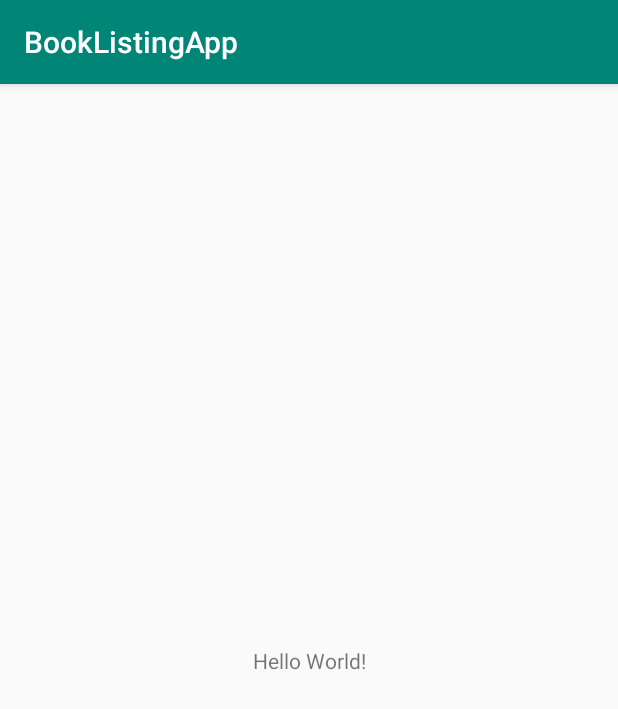
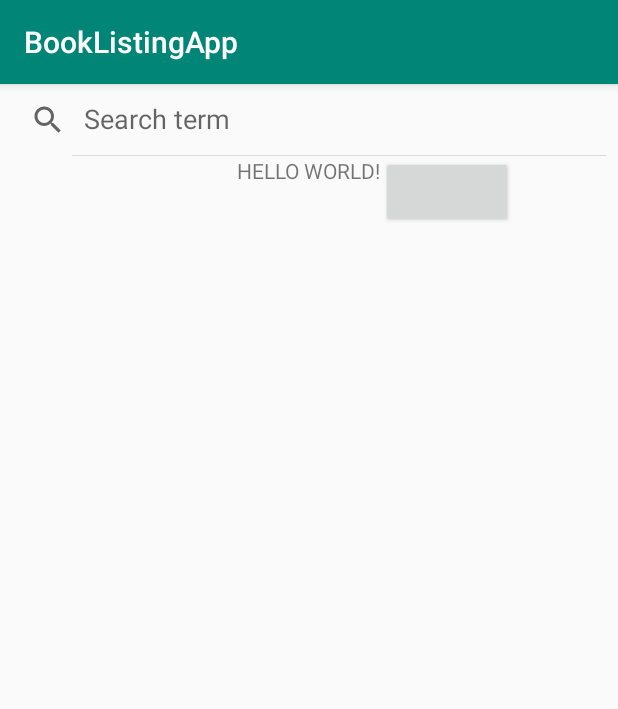
Before and after one commit to EmmanuelHmar/BookListingApp, an Android app: the screen it shows after launch (MainActivity), on a phone screen of 412 x 824 dp. Shown: the top 709 px of the screen. Run offline under Robolectric (Android 15) with nearby library versions, the phone set to English and light mode, and no system bars.

```diff
--- a/app/src/main/java/com/emmanuelhmar/booklistingapp/MainActivity.java
+++ b/app/src/main/java/com/emmanuelhmar/booklistingapp/MainActivity.java
@@ -1,13 +1,32 @@
 package com.emmanuelhmar.booklistingapp;
 
+import android.os.AsyncTask;
+import android.os.Bundle;
 import android.support.v7.app.AppCompatActivity;
-import android.os.Bundle;
+import android.widget.ListView;
+
+import java.util.List;
 
 public class MainActivity extends AppCompatActivity {
+    private final String JSON_URL = "https://www.googleapis.com/books/v1/volumes?q=android&maxResults=1";
 
     @Override
     protected void onCreate(Bundle savedInstanceState) {
         super.onCreate(savedInstanceState);
         setContentView(R.layout.activity_main);
+
+        ListView listView = findViewById(R.id.list_item);
+
+
+
     }
+
+    private static class BookAsyncTask extends AsyncTask<String, Void, List<Book>> {
+        @Override
+        protected List<Book> doInBackground(String... strings) {
+
+            return QueryUtils.fetchBookData(strings[0]);
+        }
+    }
+
 }
--- a/app/src/main/res/layout/activity_main.xml
+++ b/app/src/main/res/layout/activity_main.xml
@@ -7,12 +7,33 @@
     tools:context=".MainActivity">
 
     <TextView
+        android:id="@+id/textview"
         android:layout_width="wrap_content"
         android:layout_height="wrap_content"
-        android:text="Hello World!"
-        app:layout_constraintBottom_toBottomOf="parent"
+        android:text="HELLO WORLD!"
         app:layout_constraintLeft_toLeftOf="parent"
         app:layout_constraintRight_toRightOf="parent"
-        app:layout_constraintTop_toTopOf="parent" />
+        app:layout_constraintTop_toBottomOf="@id/search_view"
+ />
+
+    <Button
+        android:id="@+id/button"
+        android:layout_width="wrap_content"
+        android:layout_height="wrap_content"
+        app:layout_constraintLeft_toRightOf="@+id/textview"
+        app:layout_constraintTop_toBottomOf="@id/search_view"/>
+
+    <SearchView
+        android:id="@+id/search_view"
+        android:layout_width="match_parent"
+        android:layout_height="wrap_content"
+        android:iconifiedByDefault="false"
+        android:queryHint="Search term"/>
+
+    <ListView
+        android:id="@+id/list_item"
+        android:layout_width="match_parent"
+        android:layout_height="wrap_content"
+        app:layout_constraintTop_toBottomOf="@id/textview"/>
 
 </android.support.constraint.ConstraintLayout>
```
Also changed, not shown: app/src/main/java/com/emmanuelhmar/booklistingapp/Book.java (added, +30 -0 lines), app/src/main/java/com/emmanuelhmar/booklistingapp/BookAdapter.java (added, +22 -0 lines), app/src/main/java/com/emmanuelhmar/booklistingapp/QueryUtils.java (added, +141 -0 lines).
